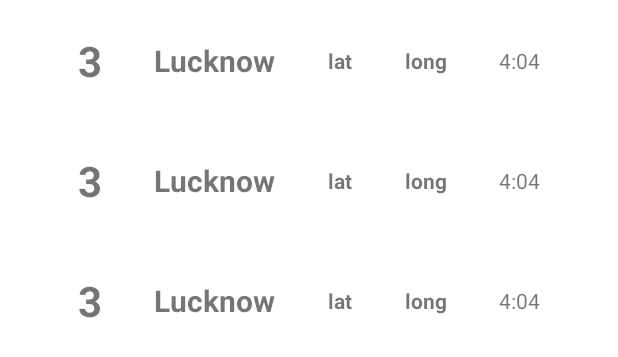
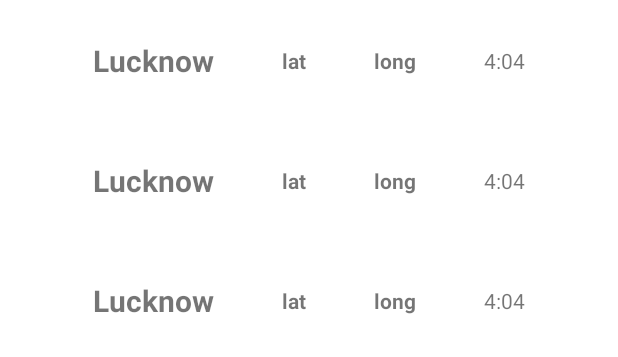
Before and after one commit to SourabhBhatt761/mapsSmartSense, an Android app: the layout activity_history.xml on its own in the app's theme, with its tools: preview values and no code run, on a phone screen of 412 x 824 dp. Shown: the top 357 px of the screen. Run offline under Robolectric (Android 15) with nearby library versions, the phone set to English and light mode, and no system bars.

Commit message:
updated few things

```diff
--- a/app/src/main/java/com/srb/mapssmartsense/MapsFragment.kt
+++ b/app/src/main/java/com/srb/mapssmartsense/MapsFragment.kt
@@ -62,37 +62,6 @@ class MapsFragment : Fragment(), OnMapReadyCallback, EasyPermissions.PermissionC
     ): View {
         binding = ActivityMapsBinding.inflate(layoutInflater)
 
-
-//        fusedLocationProviderClient =
-//            LocationServices.getFusedLocationProviderClient(requireContext())
-
-
-//        if (hasLocationPermission()) {
-//            if (lm.isProviderEnabled(LocationManager.GPS_PROVIDER)){
-//                showLocation()
-//            }else{
-//                AlertDialog.Builder(requireContext())
-//                    .setMessage(" Location is off , Would you like to turn it on?")
-//                    .setPositiveButton( "Yes"){_,_->
-//                        requireActivity().startActivity(
-//                            Intent(ACTION_LOCATION_SOURCE_SETTINGS)
-//                        )
-//
-//                    }
-//                    .setNegativeButton(" No"){_,_->
-//
-//                    }
-//                    .setCancelable(true)
-//                    .create()
-//                    .show()
-//            }
-//
-//
-//        } else {
-//            requestLocationPermission()
-//        }
-
-
         onClicks()
 
         return binding.root
@@ -104,7 +73,6 @@ class MapsFragment : Fragment(), OnMapReadyCallback, EasyPermissions.PermissionC
             val geoCoder = Geocoder(requireContext())
             lat = location.latitude
             long = location.longitude
-//                    viewModel.long = location.longitude
             val currentLocation = geoCoder.getFromLocation(
                 location.latitude,
                 location.longitude,
@@ -138,10 +106,12 @@ class MapsFragment : Fragment(), OnMapReadyCallback, EasyPermissions.PermissionC
 
         // Add a marker in Sydney and move the camera
         val sydney = LatLng(lat,long)
-        mMap.addMarker(MarkerOptions().position(sydney).title("Marker in Sydney"))
+        mMap.addMarker(MarkerOptions().position(sydney).title("Marker in $place"))
         mMap.moveCamera(CameraUpdateFactory.newLatLng(sydney))
         mMap.uiSettings.apply {
             isZoomControlsEnabled = true
+            isCompassEnabled = true
+            isScrollGesturesEnabled  = true
         }
 
 
@@ -149,7 +119,7 @@ class MapsFragment : Fragment(), OnMapReadyCallback, EasyPermissions.PermissionC
 
     override fun onResume() {
         super.onResume()
-//        val lm = requireContext().getSystemService(Context.LOCATION_SERVICE) as LocationManager
+
 
         if (hasLocationPermission()) {
             Handler(Looper.getMainLooper()).postDelayed({
@@ -185,9 +155,6 @@ class MapsFragment : Fragment(), OnMapReadyCallback, EasyPermissions.PermissionC
             "Permission Granted!",
             Toast.LENGTH_SHORT
         ).show()
-
-
-//            checkLocationIsOn()
 
     }
 
--- a/app/src/main/java/com/srb/mapssmartsense/adapter/RecyclerAdapter.kt
+++ b/app/src/main/java/com/srb/mapssmartsense/adapter/RecyclerAdapter.kt
@@ -30,7 +30,6 @@ Log.i("unisex",dataList.toString())
     override fun onBindViewHolder(holder: ViewHolder, position: Int) {
         val currentItem = dataList[position]
 
-        holder.binding.itemId.text = currentItem.id.toString()
         holder.binding.itemLat.text = currentItem.latitude.toString()
         holder.binding.itemLong.text = currentItem.longitude.toString()
         holder.binding.itemPlace.text = currentItem.place
--- a/app/src/main/res/layout/item_list.xml
+++ b/app/src/main/res/layout/item_list.xml
@@ -4,19 +4,6 @@
     android:layout_height="80dp"
     xmlns:app="http://schemas.android.com/apk/res-auto">
 
-    <com.google.android.material.textview.MaterialTextView
-        android:id="@+id/item_id"
-        android:layout_width="wrap_content"
-        android:layout_height="wrap_content"
-        android:text="3"
-        android:textSize="28sp"
-        android:textStyle="bold"
-        android:layout_marginVertical="8dp"
-        app:layout_constraintStart_toEndOf="@+id/guideline10"
-        app:layout_constraintEnd_toStartOf="@id/item_place"
-        app:layout_constraintTop_toTopOf="parent"
-        app:layout_constraintBottom_toBottomOf="parent"
-        />
 
     <com.google.android.material.textview.MaterialTextView
         android:id="@+id/item_place"
@@ -29,10 +16,10 @@
         android:textAlignment="center"
         android:maxLines="2"
         android:ellipsize="end"
-        app:layout_constraintStart_toEndOf="@id/item_id"
-        app:layout_constraintTop_toTopOf="@id/item_id"
+        app:layout_constraintStart_toEndOf="@+id/guideline10"
+        app:layout_constraintTop_toTopOf="parent"
         app:layout_constraintEnd_toStartOf="@id/item_lat"
-        app:layout_constraintBottom_toBottomOf="@id/item_id"
+        app:layout_constraintBottom_toBottomOf="parent"
         />
 
     <com.google.android.material.textview.MaterialTextView
```
